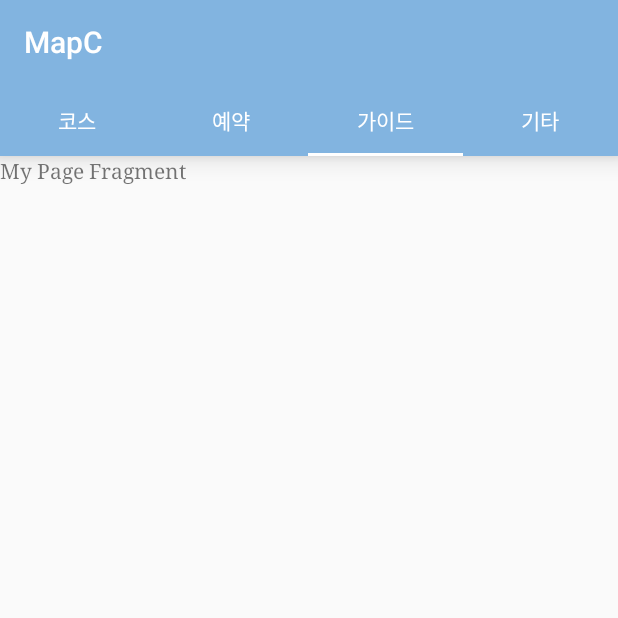
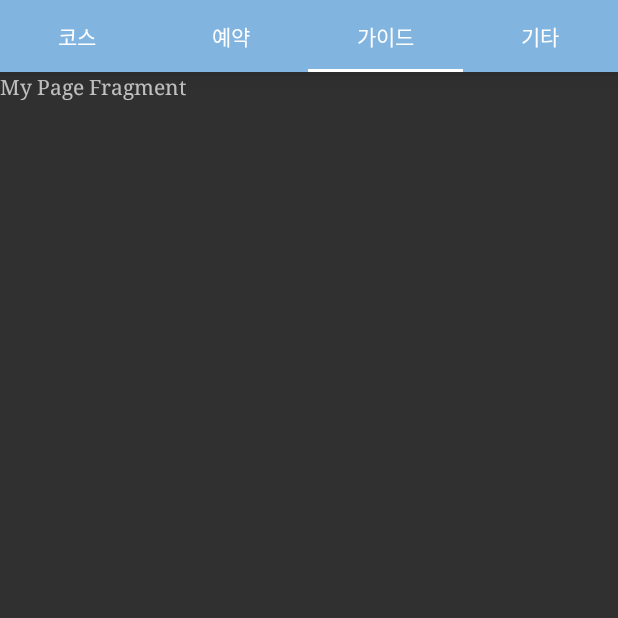
Before and after one commit to Mash-Up-MapC/MapC-android, an Android app: the screen it shows after launch (MainActivity), tab 3 chosen, on a phone screen of 412 x 824 dp, the top half of it. Run offline under Robolectric (Android 15) with nearby library versions, the phone set to English and light mode, and no system bars; our stand-ins replace RxJava; Roboto replaces fonts that are not available here.

Commit message:
actionbar 가 없는 스타일로 변경

```diff
--- a/app/src/main/java/kr/mashup/mapc/ui/main/MainActivity.java
+++ b/app/src/main/java/kr/mashup/mapc/ui/main/MainActivity.java
@@ -28,7 +28,5 @@ public class MainActivity extends BaseActivity {
         viewPager.setAdapter(viewPagerAdapter);
 
         tabLayout.setupWithViewPager(viewPager);
-
-        getSupportActionBar().setElevation(0);
     }
 }
--- a/app/src/main/res/values/styles.xml
+++ b/app/src/main/res/values/styles.xml
@@ -1,7 +1,7 @@
 <resources>
 
     <!-- Base application theme. -->
-    <style name="AppTheme" parent="Theme.AppCompat.Light.DarkActionBar">
+    <style name="AppTheme" parent="Theme.AppCompat.NoActionBar">
         <!-- Customize your theme here. -->
         <item name="colorPrimary">@color/colorPrimary</item>
         <item name="colorPrimaryDark">@color/colorPrimaryDark</item>
```
